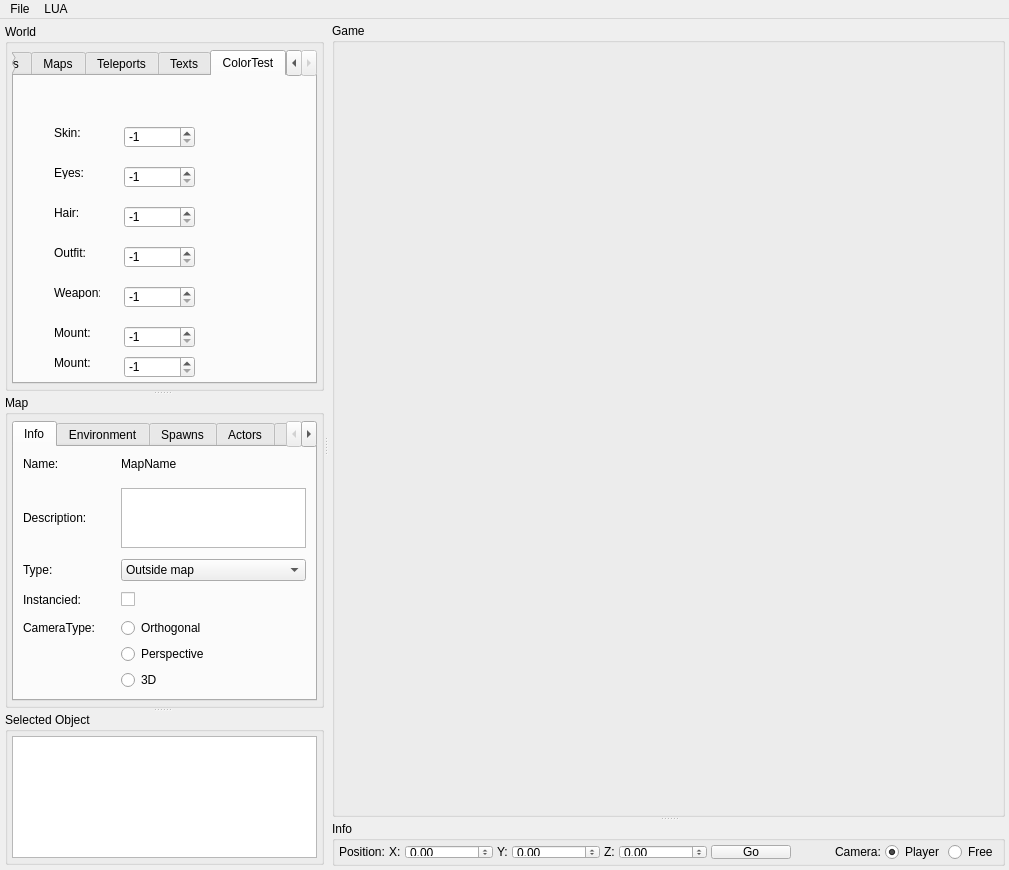
Qt form Editor/editor.ui (LBALab/lbanet) before a commit.
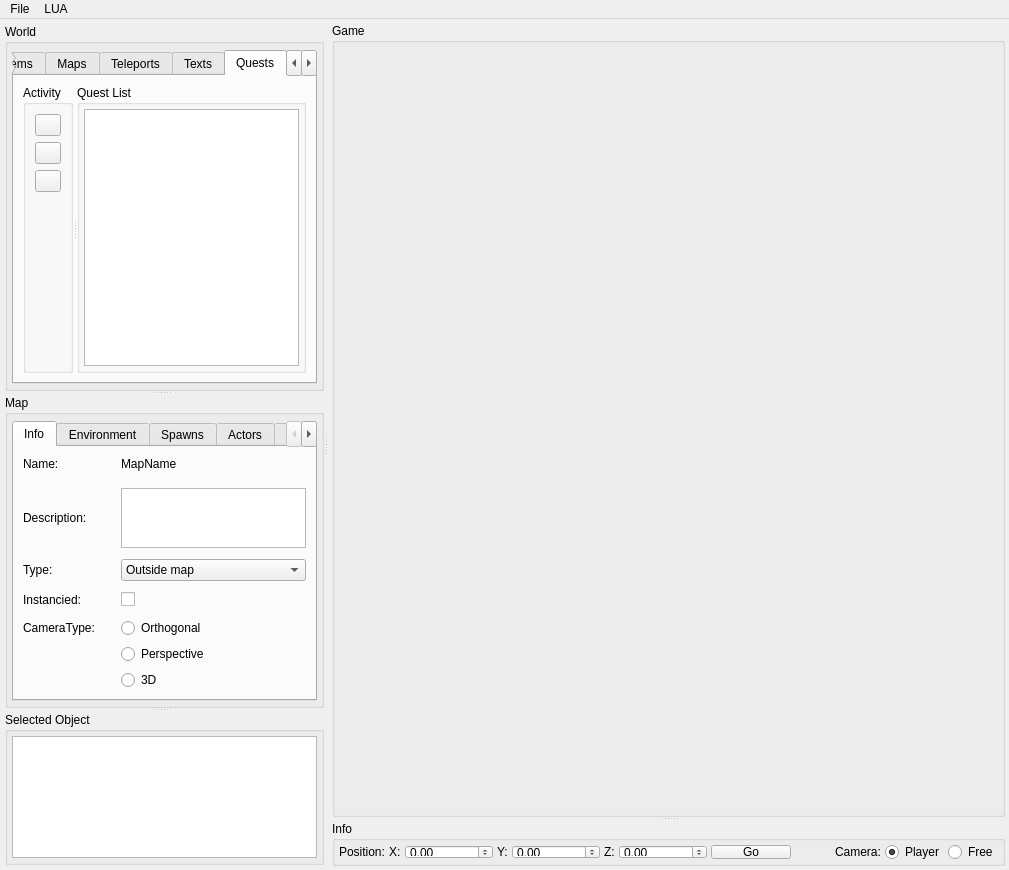
The same form after that commit. Icons and pictures are not drawn.

Commit message: finished quests

What changed in the file:
```diff
--- a/Editor/editor.ui
+++ b/Editor/editor.ui
@@ -1037,6 +1037,129 @@
                    </item>
                   </layout>
                  </widget>
+                 <widget class="QWidget" name="tab_2">
+                  <attribute name="title">
+                   <string>Quests</string>
+                  </attribute>
+                  <layout class="QHBoxLayout" name="horizontalLayout_24">
+                   <item>
+                    <widget class="QSplitter" name="splitter_10">
+                     <property name="orientation">
+                      <enum>Qt::Horizontal</enum>
+                     </property>
+                     <widget class="QGroupBox" name="groupBox_worldmap_mapaction_2">
+                      <property name="maximumSize">
+                       <size>
+                        <width>50</width>
+                        <height>16777215</height>
+                       </size>
+                      </property>
+                      <property name="title">
+                       <string>Activity</string>
+                      </property>
+                      <layout class="QVBoxLayout" name="verticalLayout_12">
+                       <item>
+                        <widget class="QPushButton" name="pushButton_addquest">
+                         <property name="toolTip">
+                          <string>Add map</string>
+                         </property>
+                         <property name="text">
+                          <string/>
+                         </property>
+                         <property name="icon">
+                          <iconset resource="editor.qrc">
+                           <normaloff>:/Editor/Resources/icons/PNG/onebit_31.png</normaloff>:/Editor/Resources/icons/PNG/onebit_31.png</iconset>
+                         </property>
+                         <property name="iconSize">
+                          <size>
+                           <width>20</width>
+                           <height>20</height>
+                          </size>
+                         </property>
+                         <property name="flat">
+                          <bool>false</bool>
+                         </property>
+                        </widget>
+                       </item>
+                       <item>
+                        <widget class="QPushButton" name="pushButton_removequest">
+                         <property name="toolTip">
+                          <string>Remove selected map</string>
+                         </property>
+                         <property name="text">
+                          <string/>
+                         </property>
+                         <property name="icon">
+                          <iconset resource="editor.qrc">
+                           <normaloff>:/Editor/Resources/icons/PNG/onebit_32.png</normaloff>:/Editor/Resources/icons/PNG/onebit_32.png</iconset>
+                         </property>
+                         <property name="iconSize">
+                          <size>
+                           <width>20</width>
+                           <height>20</height>
+                          </size>
+                         </property>
+                        </widget>
+                       </item>
+                       <item>
+                        <widget class="QPushButton" name="pushButton_selectquest">
+                         <property name="toolTip">
+                          <string>Teleport to selected map</string>
+                         </property>
+                         <property name="text">
+                          <string/>
+                         </property>
+                         <property name="icon">
+                          <iconset resource="editor.qrc">
+                           <normaloff>:/Editor/Resources/icons/PNG/onebit_27.png</normaloff>:/Editor/Resources/icons/PNG/onebit_27.png</iconset>
+                         </property>
+                         <property name="iconSize">
+                          <size>
+                           <width>20</width>
+                           <height>20</height>
+                          </size>
+                         </property>
+                        </widget>
+                       </item>
+                       <item>
+                        <spacer name="verticalSpacer_14">
+                         <property name="orientation">
+                          <enum>Qt::Vertical</enum>
+                         </property>
+                         <property name="sizeHint" stdset="0">
+                          <size>
+                           <width>20</width>
+                           <height>40</height>
+                          </size>
+                         </property>
+                        </spacer>
+                       </item>
+                      </layout>
+                     </widget>
+                     <widget class="QGroupBox" name="groupBox_worldmaps_maplist_2">
+                      <property name="title">
+                       <string>Quest List</string>
+                      </property>
+                      <layout class="QHBoxLayout" name="horizontalLayout_22">
+                       <property name="margin">
+                        <number>4</number>
+                       </property>
+                       <item>
+                        <widget class="QTableView" name="tableView_QuestList">
+                         <property name="selectionMode">
+                          <enum>QAbstractItemView::SingleSelection</enum>
+                         </property>
+                         <property name="selectionBehavior">
+                          <enum>QAbstractItemView::SelectRows</enum>
+                         </property>
+                        </widget>
+                       </item>
+                      </layout>
+                     </widget>
+                    </widget>
+                   </item>
+                  </layout>
+                 </widget>
                  <widget class="QWidget" name="tab">
                   <attribute name="title">
                    <string>ColorTest</string>
```
Left out of the diff: 2 changed lines with no effect on the pictures. The commit also changes 2 other files.
